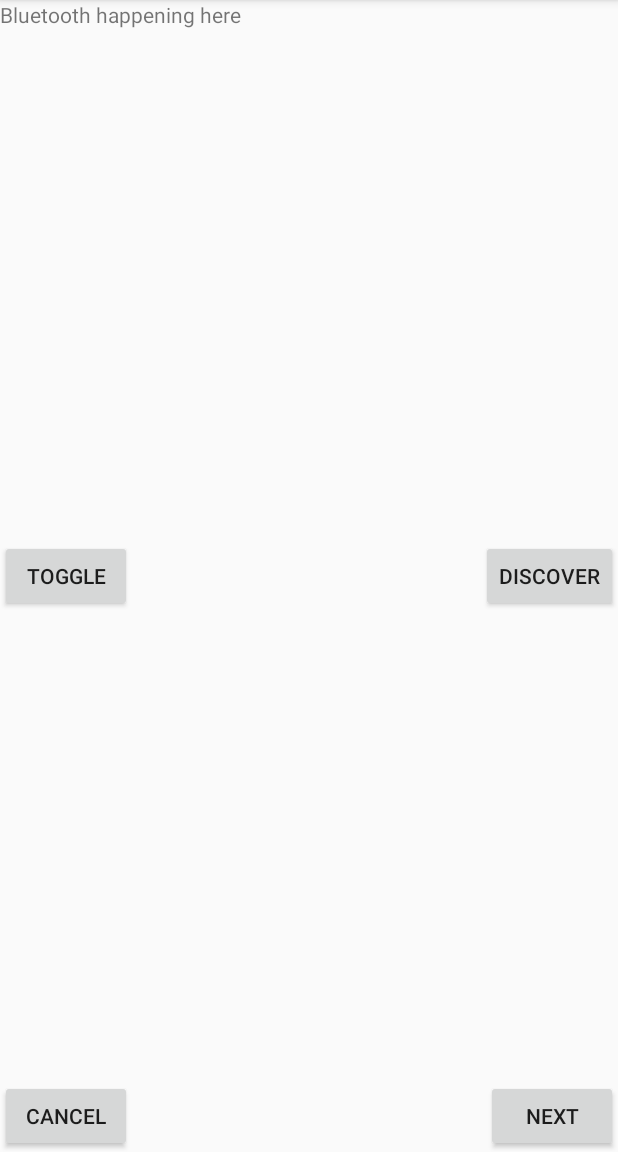
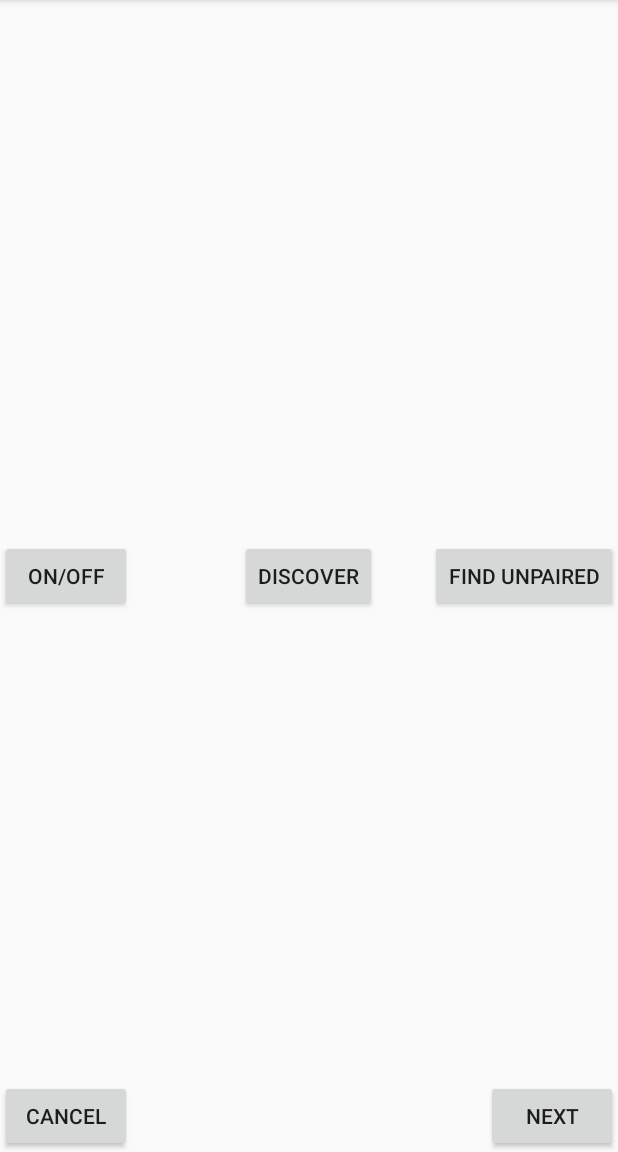
Before and after one commit to jbeaulieu/regal_iot, an Android app: the GatewayBluetoothActivity screen opened directly, with no data from a screen before it, on a phone screen of 412 x 824 dp, the part 84-1236 px from its top. Run offline under Robolectric (Android 15) with nearby library versions, the phone set to English and light mode, and no system bars.

Commit message:
Listing pairable bluetooth devices
New button to scan for pairable bluetooth devices. Devices are registered in a ListAdapter and displayed in a ListView

```diff
--- a/android/RegalIoT/app/src/main/res/layout/activity_gateway_bluetooth.xml
+++ b/android/RegalIoT/app/src/main/res/layout/activity_gateway_bluetooth.xml
@@ -14,21 +14,29 @@
             android:id="@+id/textView2"
             android:layout_width="wrap_content"
             android:layout_height="wrap_content"
-            android:text="Bluetooth happening here" />
+            android:text="" />
 
         <Button
             android:id="@+id/bluetooth_on_off_toggle"
             android:layout_width="wrap_content"
             android:layout_height="wrap_content"
             android:layout_gravity="center|start"
-            android:text="Toggle"/>
+            android:text="On/Off"/>
 
         <Button
             android:id="@+id/bluetooth_discovery_toggle"
             android:layout_width="wrap_content"
             android:layout_height="wrap_content"
+            android:layout_gravity="center"
+            android:text="Discover"/>
+
+        <Button
+            android:id="@+id/bluetooth_find_unpaired_devices"
+            android:layout_width="wrap_content"
+            android:layout_height="wrap_content"
             android:layout_gravity="center|end"
-            android:text="Discover"/>
+            android:text="Find Unpaired"
+            android:onClick="FindUnpaired"/>
 
         <Button
             android:id="@+id/cancel_button"
@@ -44,10 +52,10 @@
             android:layout_gravity="bottom|end"
             android:text="Next" />
 
-        <!--<ListView-->
-            <!--android:id="@+id/bluetooth_list"-->
-            <!--android:layout_width="match_parent"-->
-            <!--android:layout_height="match_parent" />-->
+        <ListView
+            android:id="@+id/bluetooth_list"
+            android:layout_width="match_parent"
+            android:layout_height="match_parent" />
 
     </FrameLayout>
 
```
Also changed, not shown: android/RegalIoT/app/src/main/java/com/regal/iotdemo/BluetoothDeviceListAdapter.java (added, +47 -0 lines), android/RegalIoT/app/src/main/java/com/regal/iotdemo/GatewayBluetoothActivity.java (+72 -0 lines), android/RegalIoT/app/src/main/res/layout/bluetooth_device_adapter_view.xml (added, +19 -0 lines).
